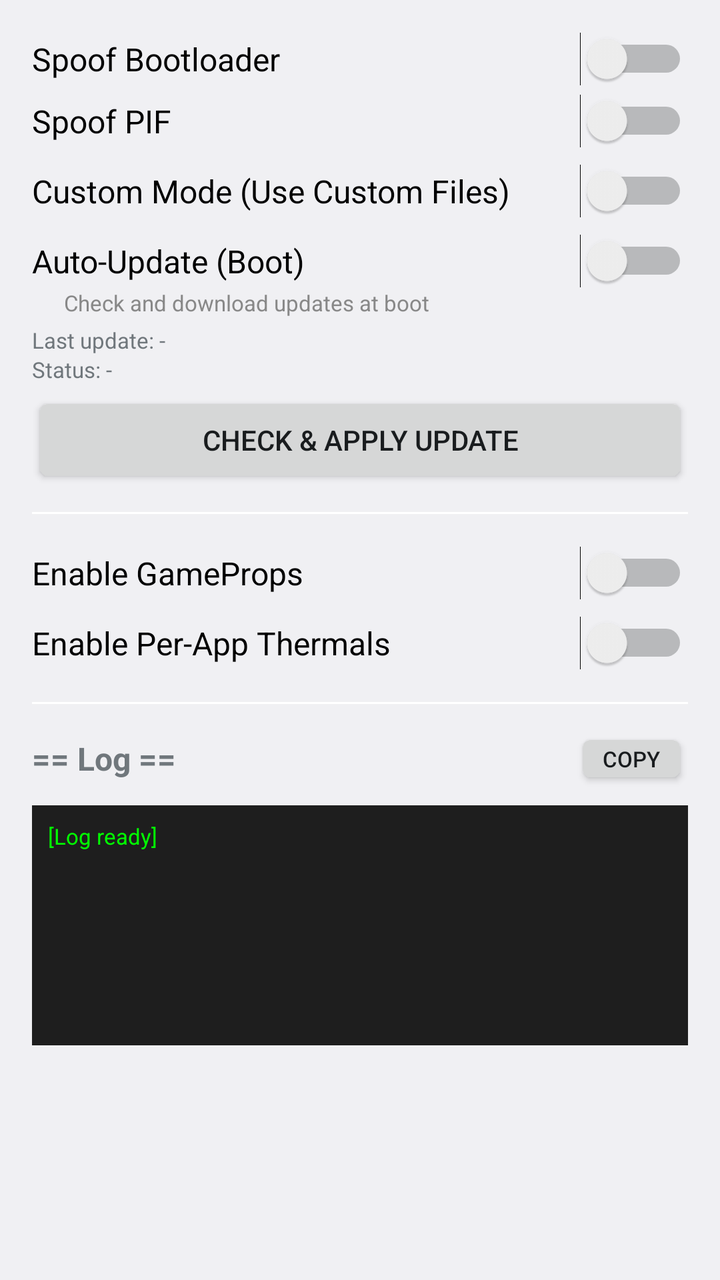
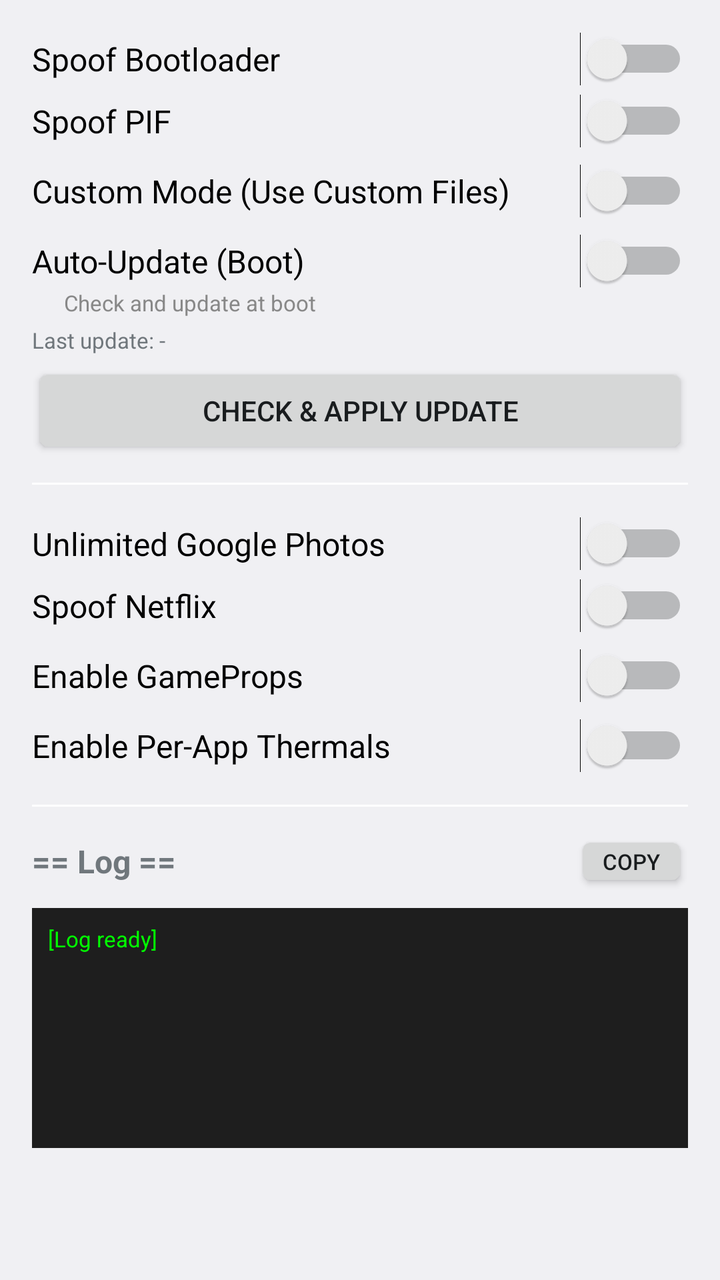

Screens rendered from an Android XML layout before and after an edit, with the pre-edit source and the edit as a unified diff.
<!-- AndroidManifest.xml: application theme android:Theme.DeviceDefault.Settings -->
<!-- res/layout/activity_main.xml -->
<?xml version="1.0" encoding="utf-8"?>
<LinearLayout xmlns:android="http://schemas.android.com/apk/res/android"
    android:layout_width="match_parent"
    android:layout_height="match_parent"
    android:orientation="vertical"
    android:padding="16dp">

    <ScrollView
        android:layout_width="match_parent"
        android:layout_height="0dp"
        android:layout_weight="1"
        android:scrollbars="none">

        <LinearLayout
            android:layout_width="match_parent"
            android:layout_height="wrap_content"
            android:orientation="vertical">

            
            <Switch
                android:id="@+id/switchBootloader"
                android:layout_width="match_parent"
                android:layout_height="wrap_content"
                android:text="Spoof Bootloader"
                android:textSize="16sp" />

            
            <Switch
                android:id="@+id/switchPIF"
                android:layout_width="match_parent"
                android:layout_height="wrap_content"
                android:layout_marginTop="4dp"
                android:text="Spoof PIF"
                android:textSize="16sp" />

            
            <Switch
                android:id="@+id/switchFinsky"
                android:layout_width="match_parent"
                android:layout_height="wrap_content"
                android:layout_marginStart="16dp"
                android:layout_marginTop="4dp"
                android:text="Spoof Play Store Fingerprint"
                android:textSize="14sp"
                android:visibility="gone" />

            
            <Switch
                android:id="@+id/switchCustom"
                android:layout_width="match_parent"
                android:layout_height="wrap_content"
                android:layout_marginTop="8dp"
                android:text="Custom Mode (Use Custom Files)"
                android:textSize="16sp" />

            <LinearLayout
                android:id="@+id/panelCustom"
                android:layout_width="match_parent"
                android:layout_height="wrap_content"
                android:orientation="vertical"
                android:visibility="gone">

                <Button
                    android:id="@+id/btnPickKeybox"
                    android:layout_width="match_parent"
                    android:layout_height="wrap_content"
                    android:text="Pick Custom Keybox"
                    android:textSize="14sp" />

                <TextView
                    android:id="@+id/tvKeyboxLastApply"
                    android:layout_width="wrap_content"
                    android:layout_height="wrap_content"
                    android:text="Last apply: -"
                    android:textSize="11sp" />

                <Button
                    android:id="@+id/btnPickPIF"
                    android:layout_width="match_parent"
                    android:layout_height="wrap_content"
                    android:layout_marginTop="4dp"
                    android:text="Pick Custom PIF"
                    android:textSize="14sp" />

                <TextView
                    android:id="@+id/tvPifLastApply"
                    android:layout_width="wrap_content"
                    android:layout_height="wrap_content"
                    android:text="Last apply: -"
                    android:textSize="11sp" />

                <EditText
                    android:id="@+id/etPifEditor"
                    android:layout_width="match_parent"
                    android:layout_height="150dp"
                    android:layout_marginTop="4dp"
                    android:background="#1E1E1E"
                    android:fadeScrollbars="true"
                    android:gravity="top"
                    android:inputType="textMultiLine"
                    android:padding="8dp"
                    android:scrollbars="vertical"
                    android:textColor="#FFFFFF"
                    android:textSize="12sp" />

                <Button
                    android:id="@+id/btnApplyCustom"
                    android:layout_width="match_parent"
                    android:layout_height="wrap_content"
                    android:layout_marginTop="4dp"
                    android:text="Apply Custom PIF"
                    android:textSize="14sp" />
            </LinearLayout>

            
            <LinearLayout
                android:id="@+id/panelAutoUpdate"
                android:layout_width="match_parent"
                android:layout_height="wrap_content"
                android:layout_marginTop="8dp"
                android:orientation="vertical">

                <Switch
                    android:id="@+id/switchAutoUpdate"
                    android:layout_width="match_parent"
                    android:layout_height="wrap_content"
                    android:text="Auto-Update (Boot)"
                    android:textSize="16sp" />

                <TextView
                    android:id="@+id/tvAutoUpdateInfo"
                    android:layout_width="wrap_content"
                    android:layout_height="wrap_content"
                    android:layout_marginStart="16dp"
                    android:text="Check and download updates at boot"
                    android:textSize="11sp"
                    android:textColor="#888888" />
            </LinearLayout>

            
            <TextView
                android:id="@+id/tvLastUpdate"
                android:layout_width="wrap_content"
                android:layout_height="wrap_content"
                android:layout_marginTop="4dp"
                android:text="Last update: -"
                android:textSize="11sp" />

            <TextView
                android:id="@+id/tvUpdateStatus"
                android:layout_width="wrap_content"
                android:layout_height="wrap_content"
                android:text="Status: -"
                android:textSize="11sp" />

            <TextView
                android:id="@+id/tvUpdateDetails"
                android:layout_width="match_parent"
                android:layout_height="wrap_content"
                android:text=""
                android:textSize="10sp"
                android:textColor="#AAAAAA"
                android:visibility="gone" />

            
            <Button
                android:id="@+id/btnCheckUpdate"
                android:layout_width="match_parent"
                android:layout_height="wrap_content"
                android:layout_marginTop="4dp"
                android:text="Check &amp; Apply Update"
                android:textSize="14sp" />

            
            <View
                android:layout_width="match_parent"
                android:layout_height="1dp"
                android:layout_marginTop="12dp"
                android:layout_marginBottom="8dp"
                android:background="#FFFFFF" />

            
            <Switch
                android:id="@+id/switchGameProps"
                android:layout_width="match_parent"
                android:layout_height="wrap_content"
                android:layout_marginTop="8dp"
                android:text="Enable GameProps"
                android:textSize="16sp" />

            <LinearLayout
                android:id="@+id/panelGamePropsBtn"
                android:layout_width="match_parent"
                android:layout_height="wrap_content"
                android:layout_marginTop="4dp"
                android:orientation="horizontal"
                android:visibility="gone">

                <Button
                    android:id="@+id/btnGameProps"
                    android:layout_width="0dp"
                    android:layout_height="wrap_content"
                    android:layout_weight="1"
                    android:text="Edit App Config"
                    android:textSize="13sp" />

                <Button
                    android:id="@+id/btnDevices"
                    android:layout_width="0dp"
                    android:layout_height="wrap_content"
                    android:layout_weight="1"
                    android:text="Devices"
                    android:textSize="13sp" />

                <Button
                    android:id="@+id/btnResetGameProps"
                    android:layout_width="0dp"
                    android:layout_height="wrap_content"
                    android:layout_weight="1"
                    android:text="Reset"
                    android:textSize="13sp" />
            </LinearLayout>

            
            <Switch
                android:id="@+id/switchThermals"
                android:layout_width="match_parent"
                android:layout_height="wrap_content"
                android:layout_marginTop="8dp"
                android:text="Enable Per-App Thermals"
                android:textSize="16sp" />

            <LinearLayout
                android:id="@+id/panelThermalsBtn"
                android:layout_width="match_parent"
                android:layout_height="wrap_content"
                android:layout_marginTop="4dp"
                android:orientation="horizontal"
                android:visibility="gone">

                <Button
                    android:id="@+id/btnThermals"
                    android:layout_width="0dp"
                    android:layout_height="wrap_content"
                    android:layout_weight="1"
                    android:text="Edit Thermals"
                    android:textSize="13sp" />

                <Button
                    android:id="@+id/btnResetThermals"
                    android:layout_width="0dp"
                    android:layout_height="wrap_content"
                    android:layout_weight="1"
                    android:text="Reset"
                    android:textSize="13sp" />
            </LinearLayout>

            
            <View
                android:layout_width="match_parent"
                android:layout_height="1dp"
                android:layout_marginTop="16dp"
                android:layout_marginBottom="12dp"
                android:background="#FFFFFF" />

            
            <LinearLayout
                android:layout_width="match_parent"
                android:layout_height="wrap_content"
                android:gravity="center_vertical"
                android:orientation="horizontal">

                <TextView
                    android:layout_width="0dp"
                    android:layout_height="wrap_content"
                    android:layout_weight="1"
                    android:text="== Log =="
                    android:textSize="16sp"
                    android:textStyle="bold" />

                <Button
                    android:id="@+id/btnCopyLog"
                    style="?android:attr/buttonStyleSmall"
                    android:layout_width="wrap_content"
                    android:layout_height="wrap_content"
                    android:minWidth="0dp"
                    android:minHeight="0dp"
                    android:paddingLeft="14dp"
                    android:paddingTop="8dp"
                    android:paddingRight="14dp"
                    android:paddingBottom="8dp"
                    android:text="Copy"
                    android:textSize="11sp" />
            </LinearLayout>

            
            <TextView
                android:id="@+id/tvLog"
                android:layout_width="match_parent"
                android:layout_height="120dp"
                android:layout_marginTop="8dp"
                android:background="#1E1E1E"
                android:fadeScrollbars="true"
                android:gravity="top"
                android:padding="8dp"
                android:scrollbars="vertical"
                android:text="[Log ready]"
                android:textColor="#00FF00"
                android:textSize="11sp" />

            <TextView
                android:id="@+id/tvUpdateAvailable"
                android:layout_width="match_parent"
                android:layout_height="wrap_content"
                android:layout_marginTop="8dp"
                android:text=""
                android:textColor="#FFA500"
                android:textSize="13sp"
                android:visibility="gone" />

        </LinearLayout>
    </ScrollView>
</LinearLayout>
<!-- resources referenced by this layout -->
<resources>

</resources>

<!-- the commit's change to res/layout/activity_main.xml (unified diff, before → after) -->
@@ -132,7 +132,7 @@
                     android:layout_width="wrap_content"
                     android:layout_height="wrap_content"
                     android:layout_marginStart="16dp"
-                    android:text="Check and download updates at boot"
+                    android:text="Check and update at boot"
                     android:textSize="11sp"
                     android:textColor="#888888" />
             </LinearLayout>
@@ -145,22 +145,6 @@
                 android:layout_marginTop="4dp"
                 android:text="Last update: -"
                 android:textSize="11sp" />
-
-            <TextView
-                android:id="@+id/tvUpdateStatus"
-                android:layout_width="wrap_content"
-                android:layout_height="wrap_content"
-                android:text="Status: -"
-                android:textSize="11sp" />
-
-            <TextView
-                android:id="@+id/tvUpdateDetails"
-                android:layout_width="match_parent"
-                android:layout_height="wrap_content"
-                android:text=""
-                android:textSize="10sp"
-                android:textColor="#AAAAAA"
-                android:visibility="gone" />
 
             
             <Button
@@ -178,6 +162,24 @@
                 android:layout_marginTop="12dp"
                 android:layout_marginBottom="8dp"
                 android:background="#FFFFFF" />
+
+            
+            <Switch
+                android:id="@+id/switchGPhotos"
+                android:layout_width="match_parent"
+                android:layout_height="wrap_content"
+                android:layout_marginTop="8dp"
+                android:text="Unlimited Google Photos"
+                android:textSize="16sp" />
+
+            
+            <Switch
+                android:id="@+id/switchNetflix"
+                android:layout_width="match_parent"
+                android:layout_height="wrap_content"
+                android:layout_marginTop="4dp"
+                android:text="Spoof Netflix"
+                android:textSize="16sp" />
 
             
             <Switch
@@ -308,16 +310,6 @@
                 android:textColor="#00FF00"
                 android:textSize="11sp" />
 
-            <TextView
-                android:id="@+id/tvUpdateAvailable"
-                android:layout_width="match_parent"
-                android:layout_height="wrap_content"
-                android:layout_marginTop="8dp"
-                android:text=""
-                android:textColor="#FFA500"
-                android:textSize="13sp"
-                android:visibility="gone" />
-
         </LinearLayout>
     </ScrollView>
 </LinearLayout>
